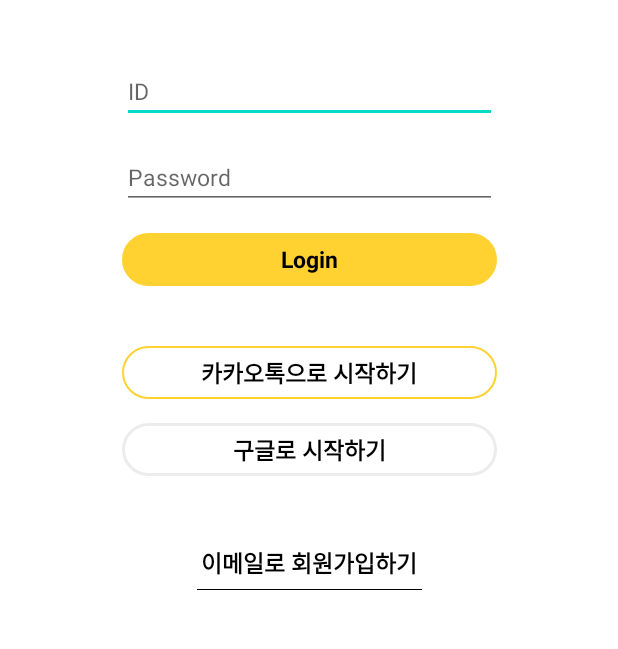
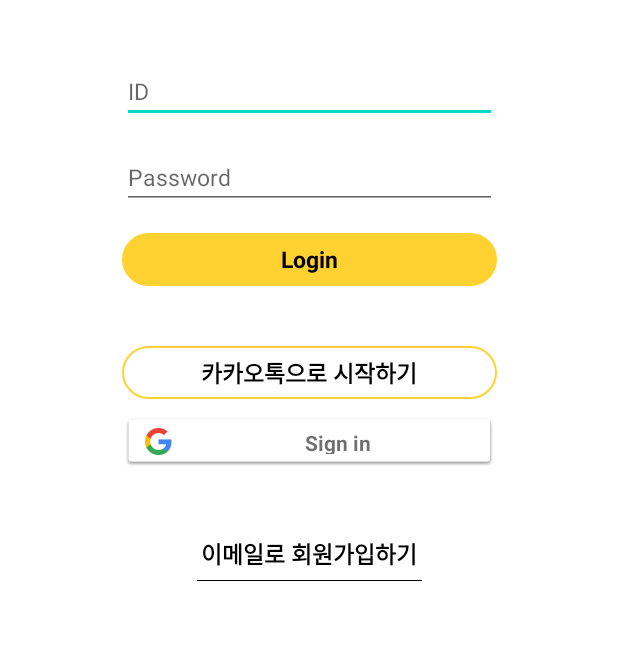
Before and after one commit to mummoom/Android, an Android app: the layout activity_login.xml on its own in the app's theme, with its tools: preview values and no code run, on a phone screen of 412 x 824 dp, the part 306-955 px from its top. Run offline under Robolectric (Android 15) with nearby library versions, the phone set to English and light mode, and no system bars.

Commit message:
구글 로그인 오류

```diff
--- a/app/build.gradle
+++ b/app/build.gradle
@@ -35,6 +35,7 @@ android {
     }
 }
 
+apply plugin: 'com.google.gms.google-services'
 dependencies {
 
     implementation 'androidx.core:core-ktx:1.7.0'
@@ -73,4 +74,9 @@ dependencies {
     //Navigation
     implementation 'androidx.navigation:navigation-fragment-ktx:2.3.5'
     implementation 'androidx.navigation:navigation-ui-ktx:2.3.5'
+
+    //firebase
+    implementation platform('com.google.firebase:firebase-bom:29.0.4')
+    implementation 'com.google.firebase:firebase-auth-ktx'
+    implementation 'com.google.android.gms:play-services-auth:20.0.1'
 }
--- a/app/src/main/res/layout/activity_login.xml
+++ b/app/src/main/res/layout/activity_login.xml
@@ -67,22 +67,31 @@
         app:layout_constraintEnd_toEndOf="parent"
         app:layout_constraintStart_toStartOf="parent"
         app:layout_constraintTop_toBottomOf="@id/login_login_btn_tv" />
+<com.google.android.gms.common.SignInButton
+    android:id="@+id/login_google_btn"
+    android:layout_width="250dp"
+    android:layout_height="35dp"
+    app:layout_constraintEnd_toEndOf="parent"
+    app:layout_constraintStart_toStartOf="parent"
+    app:layout_constraintTop_toBottomOf="@id/login_kakao_login_btn_tv"
+    android:layout_marginTop="10dp"/>
 
-    <TextView
-        android:id="@+id/login_google_login_btn_tv"
-        android:layout_width="250dp"
-        android:layout_height="35dp"
-        android:layout_marginTop="16dp"
-        android:gravity="center"
-        android:text="구글로 시작하기"
-        android:textStyle="bold"
-        android:textColor="@color/black"
-        android:textAlignment="center"
-        android:textSize="15sp"
-        android:background="@drawable/bg_login_google_btn"
-        app:layout_constraintEnd_toEndOf="parent"
-        app:layout_constraintStart_toStartOf="parent"
-        app:layout_constraintTop_toBottomOf="@id/login_kakao_login_btn_tv" />
+
+<!--    <TextView-->
+<!--        android:id="@+id/login_google_login_btn_tv"-->
+<!--        android:layout_width="250dp"-->
+<!--        android:layout_height="35dp"-->
+<!--        android:layout_marginTop="16dp"-->
+<!--        android:gravity="center"-->
+<!--        android:text="구글로 시작하기"-->
+<!--        android:textStyle="bold"-->
+<!--        android:textColor="@color/black"-->
+<!--        android:textAlignment="center"-->
+<!--        android:textSize="15sp"-->
+<!--        android:background="@drawable/bg_login_google_btn"-->
+<!--        app:layout_constraintEnd_toEndOf="parent"-->
+<!--        app:layout_constraintStart_toStartOf="parent"-->
+<!--        app:layout_constraintTop_toBottomOf="@id/login_kakao_login_btn_tv" />-->
 
     <TextView
         android:id="@+id/login_email_signup_btn_tv"
@@ -97,7 +106,7 @@
         android:textSize="15sp"
         app:layout_constraintEnd_toEndOf="parent"
         app:layout_constraintStart_toStartOf="parent"
-        app:layout_constraintTop_toBottomOf="@id/login_google_login_btn_tv"
+        app:layout_constraintTop_toBottomOf="@id/login_google_btn"
         />
     <View
         android:layout_width="150dp"
--- a/build.gradle
+++ b/build.gradle
@@ -14,12 +14,14 @@ buildscript {
     dependencies {
         classpath "com.android.tools.build:gradle:7.0.2"
         classpath "org.jetbrains.kotlin:kotlin-gradle-plugin:1.5.20"
+        classpath 'com.google.gms:google-services:4.3.10'
 
         // NOTE: Do not place your application dependencies here; they belong
         // in the individual module build.gradle files
     }
 }
 
+
 task clean(type: Delete) {
     delete rootProject.buildDir
 }
```
Also changed, not shown: app/src/main/AndroidManifest.xml (+4 -4 lines), app/src/main/java/com/mummoom/md/ui/login/LoginActivity.kt (+104 -2 lines), 1 other file.
